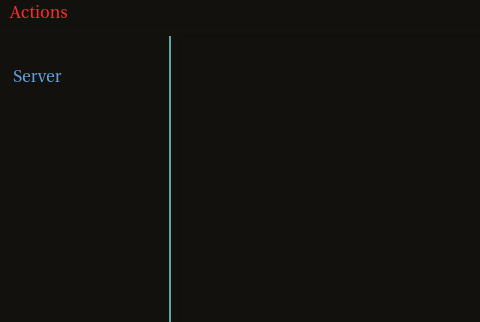
Before: the Qt Designer form GUI_Qt/messenger/messenger.ui in FundCompXbee/XBeeMessenger, drawn with Qt 5; both pictures show x 0 to 480 and y 0 to 322 of the 1097 by 647 pixel window.
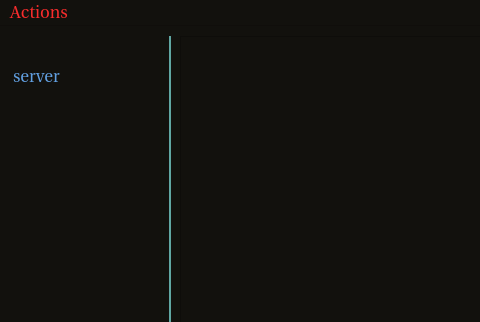
After: the same form once the commit is applied.

What changed in the file:
```diff
--- a/GUI_Qt/messenger/messenger.ui
+++ b/GUI_Qt/messenger/messenger.ui
@@ -827,7 +827,7 @@
     </property>
     <item>
      <property name="text">
-      <string>Server</string>
+      <string>server</string>
      </property>
     </item>
    </widget>
```
Left out of the diff: 6 changed lines with no effect on the pictures.
